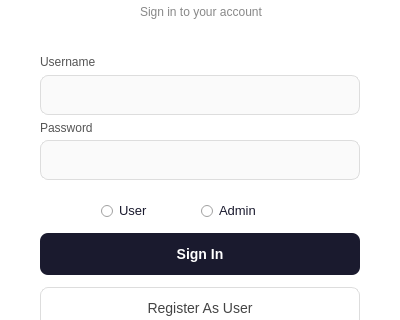
Before: the Qt Designer form signinform.ui in adrift-blip/Car-Rental-Management-System, drawn with Qt 5; both pictures show x 0 to 400 and y 115 to 435 of the 400 by 550 pixel window.
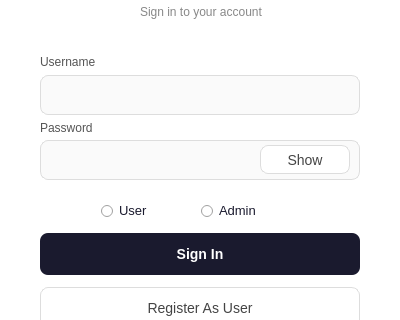
After: the same form once the commit is applied. Icons and pictures are not drawn.

Patch:
```diff
--- a/signinform.ui
+++ b/signinform.ui
@@ -157,6 +157,9 @@
 font-size: 14px;
 color: #1a1a2e;</string>
    </property>
+   <property name="echoMode">
+    <enum>QLineEdit::EchoMode::Password</enum>
+   </property>
   </widget>
   <widget class="QRadioButton" name="loginAsUser">
    <property name="geometry">
@@ -237,6 +240,29 @@
     <string>Register As User</string>
    </property>
   </widget>
+  <widget class="QPushButton" name="passwordUnmasked">
+   <property name="geometry">
+    <rect>
+     <x>260</x>
+     <y>260</y>
+     <width>90</width>
+     <height>29</height>
+    </rect>
+   </property>
+   <property name="styleSheet">
+    <string notr="true">background-color: #ffffff;
+color: #444444;
+border: 1px solid #dddddd;
+border-radius: 8px;
+font-size: 14px;</string>
+   </property>
+   <property name="text">
+    <string>Show</string>
+   </property>
+   <property name="icon">
+    <iconset theme="QIcon::ThemeIcon::MailMarkRead"/>
+   </property>
+  </widget>
  </widget>
  <resources>
   <include location="resource.qrc"/>
```
